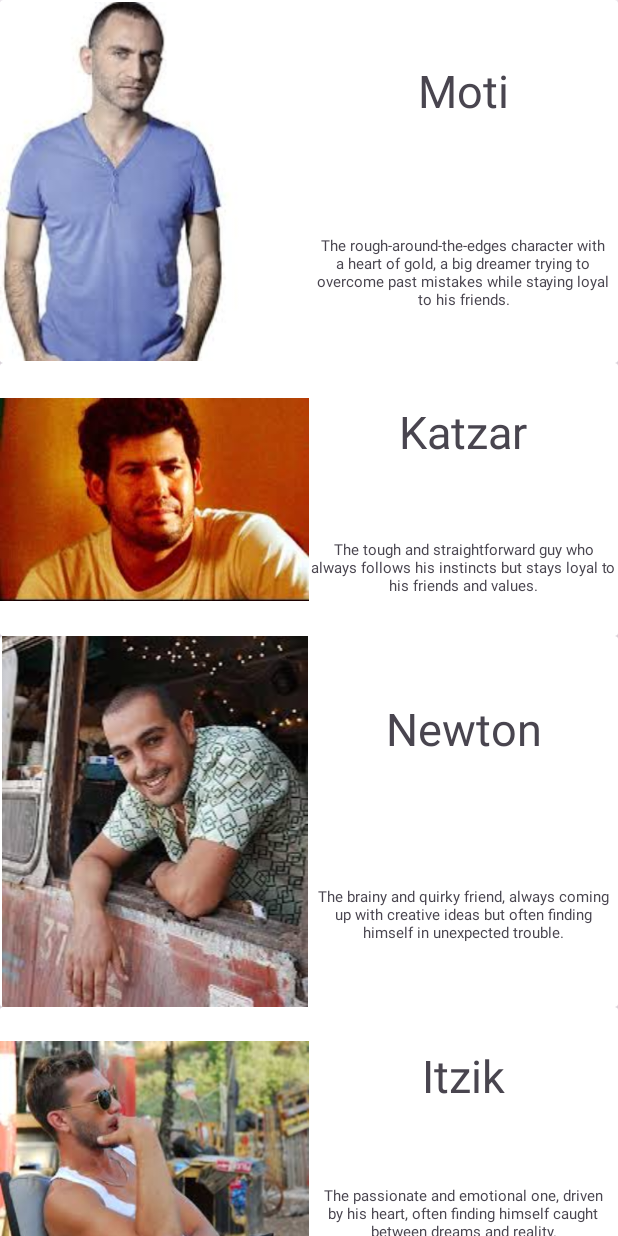
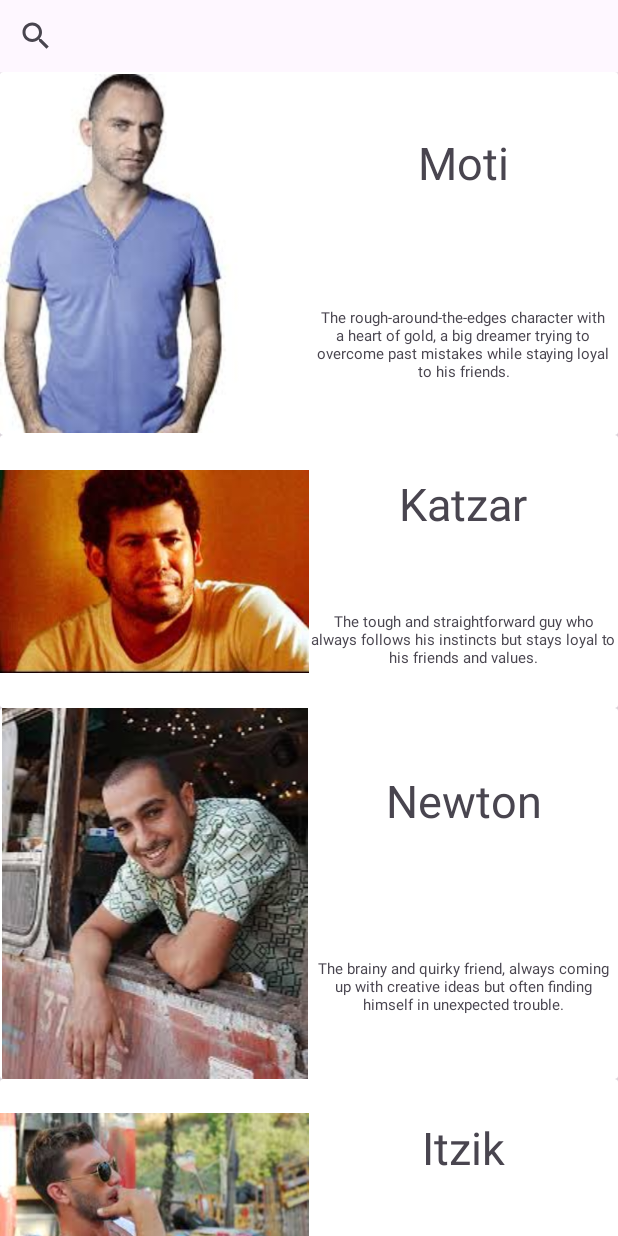
Before and after one commit to segevco09/Ex01-RecycleView, an Android app: the screen it shows after launch (MainActivity), on a phone screen of 412 x 824 dp. Run offline under Robolectric (Android 15) with nearby library versions, the phone set to English and light mode, and no system bars.

Commit message:
Search functionality

```diff
--- a/app/src/main/java/com/example/ex01_recycleview/activitys/CustomeAdapter.java
+++ b/app/src/main/java/com/example/ex01_recycleview/activitys/CustomeAdapter.java
@@ -1,8 +1,12 @@
 package com.example.ex01_recycleview.activitys;
 
+import android.app.AlertDialog;
+import android.content.Context;
 import android.view.LayoutInflater;
 import android.view.View;
 import android.view.ViewGroup;
+import android.widget.Filter;
+import android.widget.Filterable;
 import android.widget.ImageView;
 import android.widget.TextView;
 
@@ -13,23 +17,27 @@ import androidx.recyclerview.widget.RecyclerView;
 import com.example.ex01_recycleview.R;
 
 import java.util.ArrayList;
+import java.util.List;
 
-public class CustomeAdapter extends RecyclerView.Adapter<CustomeAdapter.MyViewHolder>{
+public class CustomeAdapter extends RecyclerView.Adapter<CustomeAdapter.MyViewHolder> implements Filterable {
 
     private ArrayList<DataModel> dataSet;
+    private ArrayList<DataModel> filteredList;
+    private Context context;
 
-    public CustomeAdapter(ArrayList<DataModel> dataSet) {
+    public CustomeAdapter(ArrayList<DataModel> dataSet, Context context) {
         this.dataSet = dataSet;
+        this.filteredList = new ArrayList<>(dataSet);
+        this.context = context;
     }
 
     public static class MyViewHolder extends RecyclerView.ViewHolder {
-
         CardView cardView;
         TextView textViewName;
         TextView textViewDescription;
         ImageView imageView;
 
-        public MyViewHolder(@NonNull View itemView) { // הוצאת כל האיברים הקיימים בתוך ה-cardview ושומר את האיברים בתוך המערכת
+        public MyViewHolder(@NonNull View itemView) {
             super(itemView);
             cardView = itemView.findViewById(R.id.cardViewShow);
             textViewName = itemView.findViewById(R.id.textViewNameOfCharacter);
@@ -41,24 +49,63 @@ public class CustomeAdapter extends RecyclerView.Adapter<CustomeAdapter.MyViewHo
     @NonNull
     @Override
     public CustomeAdapter.MyViewHolder onCreateViewHolder(@NonNull ViewGroup parent, int viewType) {
-        // פורס את הרכיב על השורה שלנו
         View view = LayoutInflater.from(parent.getContext()).inflate(R.layout.cardview, parent, false);
-
-        MyViewHolder myViewHolder = new MyViewHolder(view);
-
-        return myViewHolder;
+        return new MyViewHolder(view);
     }
 
     @Override
     public void onBindViewHolder(@NonNull CustomeAdapter.MyViewHolder holder, int position) {
-        //  לולאה מאחורי הקלעים בונים שורה אחת בתוך הRV מבצעת את זה אוטומטית
-        holder.textViewName.setText(dataSet.get(position).getName());
-        holder.textViewDescription.setText(dataSet.get(position).getDesc()); //חייב להוסיף תיאור
-        holder.imageView.setImageResource(dataSet.get(position).getImage());
+        DataModel item = filteredList.get(position);
+
+        holder.textViewName.setText(item.getName());
+        holder.textViewDescription.setText(item.getDesc());
+        holder.imageView.setImageResource(item.getImage());
+
+        holder.cardView.setOnClickListener(v -> {
+            AlertDialog.Builder builder = new AlertDialog.Builder(context);
+            builder.setTitle(item.getName());
+            builder.setMessage(item.getDesc());
+            builder.setPositiveButton("Close", (dialog, which) -> dialog.dismiss());
+            builder.show();
+        });
     }
 
     @Override
     public int getItemCount() {
-        return dataSet.size();
+        return filteredList.size();
+    }
+
+    @Override
+    public Filter getFilter() {
+        return new Filter() {
+            @Override
+            protected FilterResults performFiltering(CharSequence constraint) {
+                List<DataModel> filteredResults = new ArrayList<>();
+
+                if (constraint == null || constraint.length() == 0) {
+                    filteredResults.addAll(dataSet);
+                } else {
+                    String filterPattern = constraint.toString().toLowerCase().trim();
+
+                    for (DataModel item : dataSet) {
+                        if (item.getName().toLowerCase().contains(filterPattern)) {
+                            filteredResults.add(item);
+                        }
+                    }
+                }
+
+                FilterResults results = new FilterResults();
+                results.values = filteredResults;
+                results.count = filteredResults.size();
+                return results;
+            }
+
+            @Override
+            protected void publishResults(CharSequence constraint, FilterResults results) {
+                filteredList.clear();
+                filteredList.addAll((List<DataModel>) results.values);
+                notifyDataSetChanged();
+            }
+        };
     }
 }
--- a/app/src/main/java/com/example/ex01_recycleview/fragments/oneFragment.java
+++ b/app/src/main/java/com/example/ex01_recycleview/fragments/oneFragment.java
@@ -11,6 +11,8 @@ import android.view.LayoutInflater;
 import android.view.View;
 import android.view.ViewGroup;
 
+import androidx.appcompat.widget.SearchView; // Correct import
+
 import com.example.ex01_recycleview.activitys.CustomeAdapter;
 import com.example.ex01_recycleview.activitys.DataModel;
 import com.example.ex01_recycleview.activitys.MyData;
@@ -18,69 +20,28 @@ import com.example.ex01_recycleview.R;
 
 import java.util.ArrayList;
 
-/**
- * A simple {@link Fragment} subclass.
- * Use the {@link oneFragment#newInstance} factory method to
- * create an instance of this fragment.
- */
 public class oneFragment extends Fragment {
 
-    // TODO: Rename parameter arguments, choose names that match
-    // the fragment initialization parameters, e.g. ARG_ITEM_NUMBER
-    private static final String ARG_PARAM1 = "param1";
-    private static final String ARG_PARAM2 = "param2";
-
-    // TODO: Rename and change types of parameters
-    private String mParam1;
-    private String mParam2;
     private ArrayList<DataModel> dataset;
     private RecyclerView recyclerView;
-    private LinearLayoutManager layoutManager;
     private CustomeAdapter adapter;
+    private SearchView searchView;
+
     public oneFragment() {
-        // Required empty public constructor
-    }
-
-    /**
-     * Use this factory method to create a new instance of
-     * this fragment using the provided parameters.
-     *
-     * @param param1 Parameter 1.
-     * @param param2 Parameter 2.
-     * @return A new instance of fragment oneFragment.
-     */
-    // TODO: Rename and change types and number of parameters
-    public static oneFragment newInstance(String param1, String param2) {
-        oneFragment fragment = new oneFragment();
-        Bundle args = new Bundle();
-        args.putString(ARG_PARAM1, param1);
-        args.putString(ARG_PARAM2, param2);
-        fragment.setArguments(args);
-        return fragment;
-    }
-
-    @Override
-    public void onCreate(Bundle savedInstanceState) {
-        super.onCreate(savedInstanceState);
-        if (getArguments() != null) {
-            mParam1 = getArguments().getString(ARG_PARAM1);
-            mParam2 = getArguments().getString(ARG_PARAM2);
-        }
     }
 
     @Override
     public View onCreateView(LayoutInflater inflater, ViewGroup container,
                              Bundle savedInstanceState) {
-        // Inflate the layout for this fragment
         View view = inflater.inflate(R.layout.fragment_one, container, false);
 
         recyclerView = view.findViewById(R.id.recycleViewResult);
-        layoutManager = new LinearLayoutManager(getContext());
-        recyclerView.setLayoutManager(layoutManager);
+        searchView = view.findViewById(R.id.searchView); // No casting needed
+
+        recyclerView.setLayoutManager(new LinearLayoutManager(getContext()));
         recyclerView.setItemAnimator(new DefaultItemAnimator());
 
-        dataset = new ArrayList<DataModel>();
-
+        dataset = new ArrayList<>();
 
         for (int i = 0; i < MyData.nameArray.length; i++) {
             dataset.add(new DataModel(
@@ -91,9 +52,21 @@ public class oneFragment extends Fragment {
             ));
         }
 
-        adapter = new CustomeAdapter(dataset);
+        adapter = new CustomeAdapter(dataset, getContext());
         recyclerView.setAdapter(adapter);
+        searchView.setOnQueryTextListener(new SearchView.OnQueryTextListener() {
+            @Override
+            public boolean onQueryTextSubmit(String query) {
+                adapter.getFilter().filter(query);
+                return false;
+            }
 
+            @Override
+            public boolean onQueryTextChange(String newText) {
+                adapter.getFilter().filter(newText);
+                return false;
+            }
+        });
 
         return view;
     }
--- a/app/src/main/res/layout/fragment_one.xml
+++ b/app/src/main/res/layout/fragment_one.xml
@@ -5,7 +5,13 @@
     android:layout_width="match_parent"
     android:layout_height="wrap_content"
     android:orientation="vertical"
-    tools:context=".fragments.oneFragment" >
+    tools:context=".fragments.oneFragment">
+
+    <androidx.appcompat.widget.SearchView
+        android:id="@+id/searchView"
+        android:layout_width="match_parent"
+        android:layout_height="wrap_content"
+        android:queryHint="Search Characters..." />
 
     <androidx.recyclerview.widget.RecyclerView
         android:id="@+id/recycleViewResult"
```
